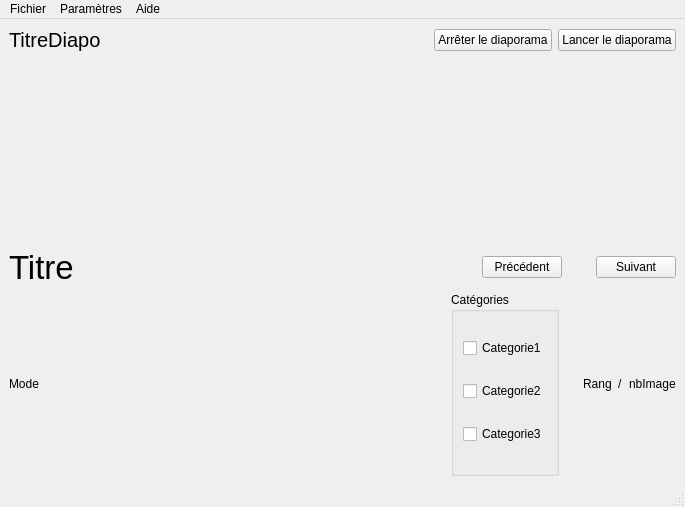
Before: the Qt Designer form v2/mainwindow.ui in dydyvicto/S2.01, drawn with Qt 5.
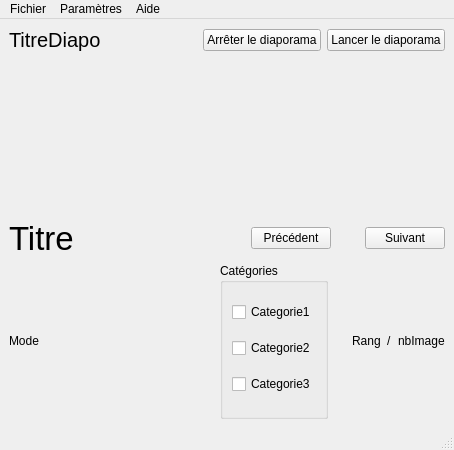
After: the same form once the commit is applied. Icons and pictures are not drawn.

Patch:
```diff
--- a/v2/mainwindow.ui
+++ b/v2/mainwindow.ui
@@ -6,8 +6,8 @@
    <rect>
     <x>0</x>
     <y>0</y>
-    <width>685</width>
-    <height>507</height>
+    <width>454</width>
+    <height>450</height>
    </rect>
   </property>
   <property name="sizePolicy">
@@ -76,7 +76,7 @@
         </property>
         <property name="sizeHint" stdset="0">
          <size>
-          <width>128</width>
+          <width>248</width>
           <height>18</height>
          </size>
         </property>
@@ -113,7 +113,7 @@
         </property>
         <property name="sizeHint" stdset="0">
          <size>
-          <width>128</width>
+          <width>278</width>
           <height>20</height>
          </size>
         </property>
@@ -282,7 +282,7 @@
     <rect>
      <x>0</x>
      <y>0</y>
-     <width>685</width>
+     <width>454</width>
      <height>26</height>
     </rect>
    </property>
```
Left out of the diff: 2 changed lines with no effect on the pictures.
